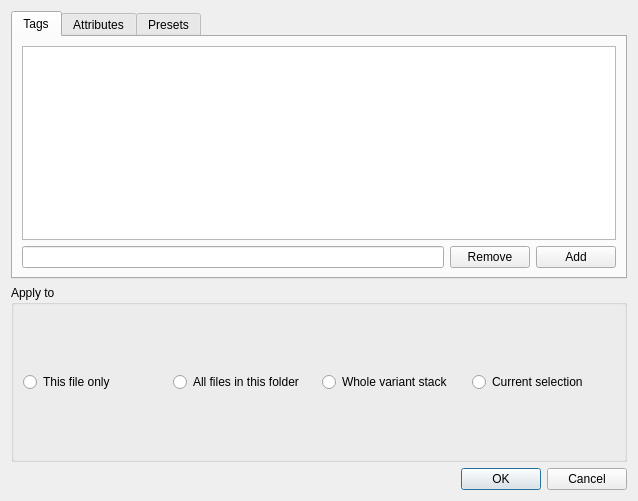
Old version of the form ui/metadata_dialog.ui in the repository DiamondHawk8/Oculus.
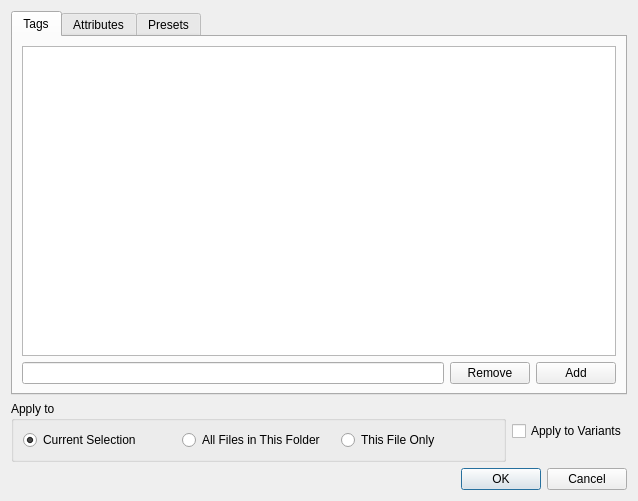
New version of the form.

Commit message: Fix selection tagging

The edit to the form file:
```diff
--- a/ui/metadata_dialog.ui
+++ b/ui/metadata_dialog.ui
@@ -75,9 +75,11 @@
     </widget>
    </item>
    <item>
+    <layout class="QHBoxLayout" name="horizontalLayout_2">
+     <item>
     <widget class="QGroupBox" name="grpScope">
      <property name="sizePolicy">
-      <sizepolicy hsizetype="Preferred" vsizetype="Preferred">
+        <sizepolicy hsizetype="Expanding" vsizetype="Preferred">
        <horstretch>0</horstretch>
        <verstretch>0</verstretch>
       </sizepolicy>
@@ -86,36 +88,47 @@
       <string>Apply to</string>
      </property>
      <layout class="QHBoxLayout" name="horizontalLayout">
-      <item>
-       <widget class="QRadioButton" name="radThis">
-        <property name="text">
-         <string>This file only</string>
-        </property>
-       </widget>
-      </item>
-      <item>
-       <widget class="QRadioButton" name="radFolder">
-        <property name="text">
-         <string>All files in this folder</string>
-        </property>
-       </widget>
-      </item>
-      <item>
-       <widget class="QRadioButton" name="radStack">
-        <property name="text">
-         <string>Whole variant stack</string>
-        </property>
-       </widget>
-      </item>
       <item>
        <widget class="QRadioButton" name="radSelected">
         <property name="text">
-         <string>Current selection</string>
-        </property>
-       </widget>
-      </item>
-     </layout>
-    </widget>
+           <string>Current Selection</string>
+          </property>
+          <property name="checked">
+           <bool>true</bool>
+          </property>
+         </widget>
+        </item>
+        <item>
+         <widget class="QRadioButton" name="radFolder">
+          <property name="enabled">
+           <bool>true</bool>
+          </property>
+          <property name="text">
+           <string>All Files in This Folder</string>
+          </property>
+         </widget>
+        </item>
+        <item>
+         <widget class="QRadioButton" name="radThis">
+          <property name="enabled">
+           <bool>true</bool>
+          </property>
+          <property name="text">
+           <string>This File Only</string>
+          </property>
+         </widget>
+        </item>
+       </layout>
+      </widget>
+     </item>
+     <item>
+      <widget class="QCheckBox" name="chkVariants">
+       <property name="text">
+        <string>Apply to Variants</string>
+       </property>
+      </widget>
+     </item>
+    </layout>
    </item>
    <item>
     <widget class="QDialogButtonBox" name="buttonBox">
```
Lines whose indentation alone changed are shown as unchanged. The commit also changes 3 other files.
